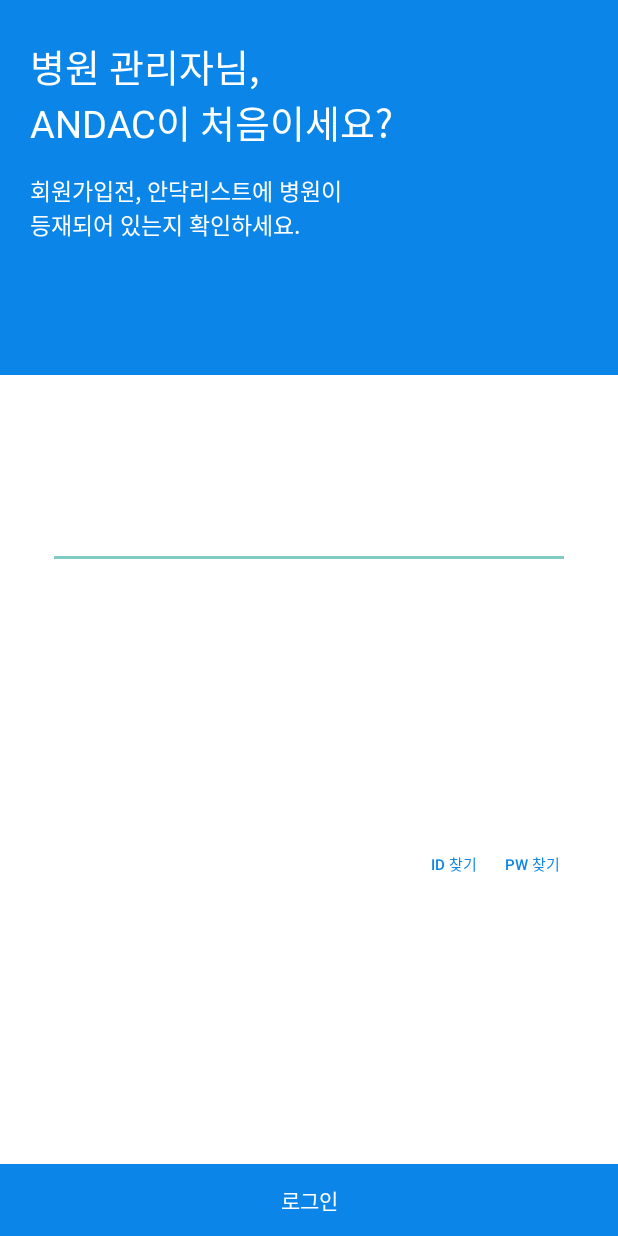
After one commit to seonghuii/QrPro, an Android app: the LoginActivity screen opened directly, with no data from a screen before it, on a phone screen of 412 x 824 dp. The commit adds this screen. Run offline under Robolectric (Android 15) with nearby library versions, the phone set to English and light mode, and no system bars.

Commit message:
[add] 로그인 xml 추가

```diff
--- a/app/build.gradle
+++ b/app/build.gradle
@@ -1,4 +1,5 @@
 apply plugin: 'com.android.application'
+apply plugin: 'kotlin-android'
 
 android {
     compileSdkVersion 27
@@ -25,4 +26,8 @@ dependencies {
     testImplementation 'junit:junit:4.12'
     androidTestImplementation 'com.android.support.test:runner:1.0.2'
     androidTestImplementation 'com.android.support.test.espresso:espresso-core:3.0.2'
+    compile "org.jetbrains.kotlin:kotlin-stdlib-jdk7:$kotlin_version"
 }
+repositories {
+    mavenCentral()
+}
--- a/app/src/main/AndroidManifest.xml
+++ b/app/src/main/AndroidManifest.xml
@@ -8,7 +8,7 @@
         android:label="@string/app_name"
         android:roundIcon="@mipmap/ic_launcher_round"
         android:supportsRtl="true"
-        android:theme="@style/AppTheme">
+        android:theme="@style/Theme.AppCompat.NoActionBar">
         <activity android:name=".MainActivity">
             <intent-filter>
                 <action android:name="android.intent.action.MAIN" />
@@ -16,6 +16,7 @@
                 <category android:name="android.intent.category.LAUNCHER" />
             </intent-filter>
         </activity>
+        <activity android:name=".LoginActivity"></activity>
     </application>
 
 </manifest>
--- /dev/null
+++ b/app/src/main/java/com/example/hee/qrpro/LoginActivity.java
@@ -0,0 +1,13 @@
+package com.example.hee.qrpro;
+
+import android.support.v7.app.AppCompatActivity;
+import android.os.Bundle;
+
+public class LoginActivity extends AppCompatActivity {
+
+    @Override
+    protected void onCreate(Bundle savedInstanceState) {
+        super.onCreate(savedInstanceState);
+        setContentView(R.layout.activity_login);
+    }
+}
--- /dev/null
+++ b/app/src/main/res/layout/activity_login.xml
@@ -0,0 +1,124 @@
+<?xml version="1.0" encoding="utf-8"?>
+<android.support.constraint.ConstraintLayout
+    xmlns:android="http://schemas.android.com/apk/res/android"
+    xmlns:app="http://schemas.android.com/apk/res-auto"
+    xmlns:tools="http://schemas.android.com/tools"
+    android:background="@color/white"
+    android:layout_width="match_parent"
+    android:layout_height="match_parent"
+    android:layout_weight="1"
+    >
+
+    <android.support.constraint.ConstraintLayout
+        android:id="@+id/constraintLayout"
+        android:layout_width="match_parent"
+        android:layout_height="250dp"
+        android:background="@color/colorMain">
+
+
+
+        <TextView
+            android:id="@+id/textView28"
+            android:layout_width="wrap_content"
+            android:layout_height="wrap_content"
+            android:layout_marginStart="20dp"
+            android:layout_marginTop="25dp"
+            android:text="병원 관리자님,\nANDAC이 처음이세요?"
+            android:textColor="@color/white"
+            android:textSize="25dp"
+            app:layout_constraintStart_toStartOf="parent"
+            app:layout_constraintTop_toTopOf="parent"
+            android:layout_marginLeft="20dp" />
+
+        <TextView
+            android:id="@+id/textView27"
+            android:layout_width="wrap_content"
+            android:layout_height="wrap_content"
+            android:layout_marginStart="20dp"
+            android:layout_marginTop="15dp"
+            android:text="회원가입전, 안닥리스트에 병원이\n등재되어 있는지 확인하세요."
+            android:textColor="@color/white"
+            android:textSize="15dp"
+            app:layout_constraintStart_toStartOf="parent"
+            app:layout_constraintTop_toBottomOf="@+id/textView28"
+            tools:ignore="MissingConstraints"
+            android:layout_marginLeft="20dp" />
+
+
+    </android.support.constraint.ConstraintLayout>
+
+
+    <EditText
+        android:id="@+id/emailEdit"
+        android:layout_width="0dp"
+        android:layout_height="wrap_content"
+        android:layout_marginEnd="32dp"
+        android:layout_marginStart="32dp"
+        android:layout_marginTop="85dp"
+        android:ems="10"
+        android:hint="이메일을 입력해주세요"
+        android:inputType="textEmailAddress"
+        android:textSize="@dimen/_15sp"
+        app:layout_constraintEnd_toEndOf="parent"
+        app:layout_constraintStart_toStartOf="parent"
+        app:layout_constraintTop_toBottomOf="@+id/constraintLayout" />
+
+    <EditText
+        android:id="@+id/passwordLoginEdit"
+        android:layout_width="0dp"
+        android:layout_height="45dp"
+        android:layout_marginBottom="85dp"
+        android:layout_marginEnd="32dp"
+        android:layout_marginStart="32dp"
+        android:layout_marginTop="12dp"
+        android:ems="10"
+        android:hint="비밀번호를 입력해주세요"
+        android:inputType="textPassword"
+        android:textSize="15sp"
+        app:layout_constraintBottom_toTopOf="@+id/loginBtn"
+        app:layout_constraintEnd_toEndOf="parent"
+        app:layout_constraintLeft_toLeftOf="parent"
+        app:layout_constraintRight_toRightOf="parent"
+        app:layout_constraintStart_toStartOf="parent"
+        app:layout_constraintTop_toBottomOf="@+id/emailEdit" />
+
+
+    <Button
+        android:id="@+id/button4"
+        android:layout_width="50dp"
+        android:layout_height="15dp"
+        android:layout_marginEnd="2dp"
+        android:layout_marginTop="4dp"
+        android:background="@color/non"
+        android:text="ID 찾기"
+        android:textColor="@color/colorMain"
+        android:textSize="10dp"
+        app:layout_constraintEnd_toStartOf="@+id/button7"
+        app:layout_constraintTop_toBottomOf="@+id/passwordLoginEdit"
+        android:layout_marginRight="2dp" />
+
+    <Button
+        android:id="@+id/button7"
+        android:layout_width="50dp"
+        android:layout_height="15dp"
+        android:layout_marginEnd="32dp"
+        android:layout_marginTop="4dp"
+        android:background="@color/non"
+        android:text="PW 찾기"
+        android:textColor="@color/colorMain"
+        android:textSize="10dp"
+        app:layout_constraintEnd_toEndOf="parent"
+        app:layout_constraintTop_toBottomOf="@+id/passwordLoginEdit"
+        android:layout_marginRight="32dp" />
+
+
+    <Button
+        android:id="@+id/loginBtn"
+        android:layout_width="match_parent"
+        android:layout_height="wrap_content"
+        android:background="@color/colorMain"
+        android:text="로그인"
+        android:textColor="@color/white"
+        app:layout_constraintBottom_toBottomOf="parent" />
+
+</android.support.constraint.ConstraintLayout>
--- a/app/src/main/res/values/colors.xml
+++ b/app/src/main/res/values/colors.xml
@@ -3,4 +3,15 @@
     <color name="colorPrimary">#3F51B5</color>
     <color name="colorPrimaryDark">#303F9F</color>
     <color name="colorAccent">#FF4081</color>
+    <color name="white">#FFFFFF</color>
+
+    <color name="white35">#CCFFFFFF</color>
+    <color name="black">#000000</color>
+    <color name="red">#980b08</color>
+
+    <color name="colorMain">#0b86e8</color>
+    <color name="gray">#777777</color>
+    <color name="non">#00ff0000</color>
+    <color name="wook">#fef189</color>
+
 </resources>
--- /dev/null
+++ b/app/src/main/res/values/dimens.xml
@@ -0,0 +1,16 @@
+<resources>
+    <!-- Default screen margins, per the Android Design guidelines. -->
+    <dimen name="activity_horizontal_margin">16dp</dimen>
+    <dimen name="activity_vertical_margin">16dp</dimen>
+    <dimen name="_10sp">10dp</dimen>
+    <dimen name="_13sp">13dp</dimen>
+    <dimen name="_15sp">15dp</dimen>
+    <dimen name="_18sp">18dp</dimen>
+    <dimen name="_20sp">20dp</dimen>
+    <dimen name="_25sp">25dp</dimen>
+    <dimen name="_30sp">30dp</dimen>
+
+
+
+
+</resources>
--- a/app/src/main/res/values/styles.xml
+++ b/app/src/main/res/values/styles.xml
@@ -1,7 +1,7 @@
 <resources>
 
     <!-- Base application theme. -->
-    <style name="AppTheme" parent="Theme.AppCompat.Light.DarkActionBar">
+    <style name="AppTheme" parent="Theme.AppCompat.Light.NoActionBar">
         <!-- Customize your theme here. -->
         <item name="colorPrimary">@color/colorPrimary</item>
         <item name="colorPrimaryDark">@color/colorPrimaryDark</item>
--- a/build.gradle
+++ b/build.gradle
@@ -1,6 +1,7 @@
 // Top-level build file where you can add configuration options common to all sub-projects/modules.
 
 buildscript {
+    ext.kotlin_version = '1.2.50'
 
     repositories {
         google()
@@ -8,7 +9,7 @@ buildscript {
     }
     dependencies {
         classpath 'com.android.tools.build:gradle:3.1.2'
-
+        classpath "org.jetbrains.kotlin:kotlin-gradle-plugin:$kotlin_version"
 
         // NOTE: Do not place your application dependencies here; they belong
         // in the individual module build.gradle files
```
